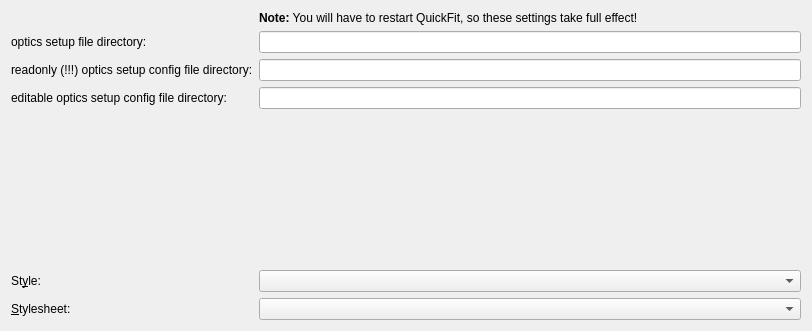
Old version of the form plugins/spimb040/spimb040optionswidget.ui in the repository jkriege2/QuickFit3.
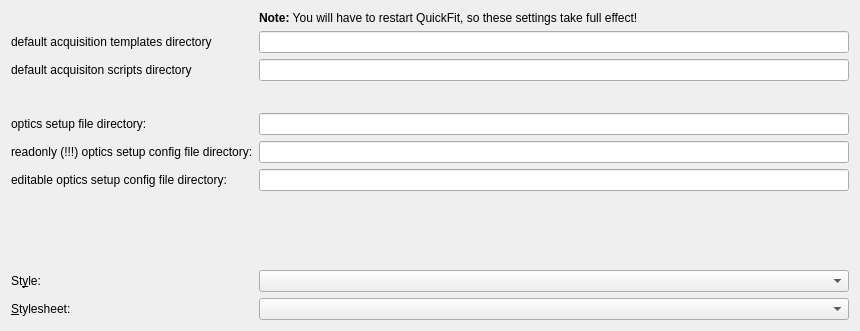
New version of the form. Custom widgets are drawn as their Qt base class.

Commit message: improved optTenplates/Scripts directory handling

```diff
--- a/plugins/spimb040/spimb040optionswidget.ui
+++ b/plugins/spimb040/spimb040optionswidget.ui
@@ -6,7 +6,7 @@
    <rect>
     <x>0</x>
     <y>0</y>
-    <width>794</width>
+    <width>860</width>
     <height>331</height>
    </rect>
   </property>
@@ -21,37 +21,37 @@
      </property>
     </widget>
    </item>
-   <item row="1" column="0">
+   <item row="4" column="0">
     <widget class="QLabel" name="label_2">
      <property name="text">
       <string>optics setup file directory:</string>
      </property>
     </widget>
    </item>
-   <item row="1" column="1">
+   <item row="4" column="1">
     <widget class="QFEnhancedLineEdit" name="edtOptSetupDir"/>
    </item>
-   <item row="2" column="0">
+   <item row="5" column="0">
     <widget class="QLabel" name="label_3">
      <property name="text">
       <string>readonly (!!!) optics setup config file directory:</string>
      </property>
     </widget>
    </item>
-   <item row="2" column="1">
+   <item row="5" column="1">
     <widget class="QFEnhancedLineEdit" name="edtOptSetupConfigDirReadonly"/>
    </item>
-   <item row="3" column="0">
+   <item row="6" column="0">
     <widget class="QLabel" name="label_5">
      <property name="text">
       <string>editable optics setup config file directory:</string>
      </property>
     </widget>
    </item>
-   <item row="3" column="1">
+   <item row="6" column="1">
     <widget class="QFEnhancedLineEdit" name="edtOptSetupConfigDir"/>
    </item>
-   <item row="4" column="1">
+   <item row="7" column="1">
     <spacer name="verticalSpacer">
      <property name="orientation">
       <enum>Qt::Vertical</enum>
@@ -64,7 +64,7 @@
      </property>
     </spacer>
    </item>
-   <item row="5" column="0">
+   <item row="8" column="0">
     <widget class="QLabel" name="label_8">
      <property name="text">
       <string>St&amp;yle:</string>
@@ -74,10 +74,10 @@
      </property>
     </widget>
    </item>
-   <item row="5" column="1">
+   <item row="8" column="1">
     <widget class="QComboBox" name="cmbStyle"/>
    </item>
-   <item row="6" column="0">
+   <item row="9" column="0">
     <widget class="QLabel" name="label_7">
      <property name="text">
       <string>&amp;Stylesheet:</string>
@@ -87,9 +87,45 @@
      </property>
     </widget>
    </item>
-   <item row="6" column="1">
+   <item row="9" column="1">
     <widget class="QComboBox" name="cmbStylesheet"/>
    </item>
+   <item row="1" column="0">
+    <widget class="QLabel" name="label_6">
+     <property name="text">
+      <string>default acquisition templates directory</string>
+     </property>
+    </widget>
+   </item>
+   <item row="3" column="1">
+    <spacer name="verticalSpacer_2">
+     <property name="orientation">
+      <enum>Qt::Vertical</enum>
+     </property>
+     <property name="sizeType">
+      <enum>QSizePolicy::Fixed</enum>
+     </property>
+     <property name="sizeHint" stdset="0">
+      <size>
+       <width>20</width>
+       <height>20</height>
+      </size>
+     </property>
+    </spacer>
+   </item>
+   <item row="1" column="1">
+    <widget class="QFEnhancedLineEdit" name="edtOptTemplatesDir"/>
+   </item>
+   <item row="2" column="0">
+    <widget class="QLabel" name="label_10">
+     <property name="text">
+      <string>default acquisiton scripts directory</string>
+     </property>
+    </widget>
+   </item>
+   <item row="2" column="1">
+    <widget class="QFEnhancedLineEdit" name="edtOptScriptsDir"/>
+   </item>
   </layout>
  </widget>
  <customwidgets>
```
The commit also changes 13 other files.
